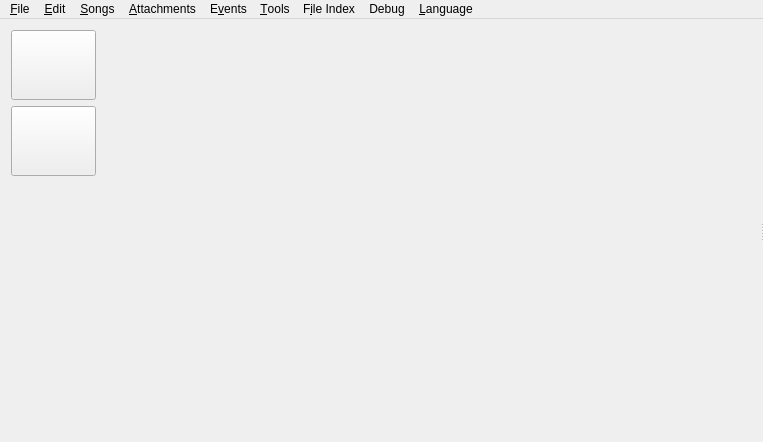
Old version of the form src/mainwindow.ui in the repository pasbi/CAN.
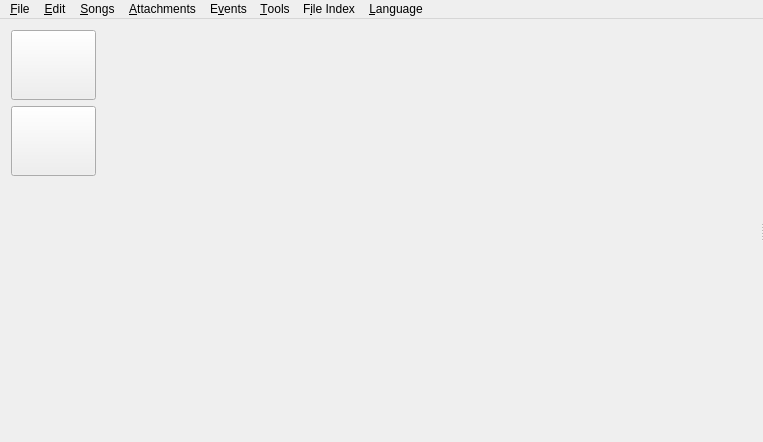
New version of the form. Icons and pictures are not drawn. Custom widgets are drawn as their Qt base class.

Commit message: removed debug menu, added missing icon

```diff
--- a/src/mainwindow.ui
+++ b/src/mainwindow.ui
@@ -231,12 +231,6 @@
     <addaction name="actionRedo"/>
     <addaction name="separator"/>
    </widget>
-   <widget class="QMenu" name="menuDebug">
-    <property name="title">
-     <string>Debug</string>
-    </property>
-    <addaction name="actionOpen_Terminal_here"/>
-   </widget>
    <widget class="QMenu" name="menuFile_Index">
     <property name="toolTip">
      <string>File index related stuff.</string>
@@ -284,7 +278,6 @@
    <addaction name="menuEvents"/>
    <addaction name="menuTools"/>
    <addaction name="menuFile_Index"/>
-   <addaction name="menuDebug"/>
    <addaction name="menu_Language"/>
   </widget>
   <action name="actionNew_Project">
```
The commit also changes 1 other file.
